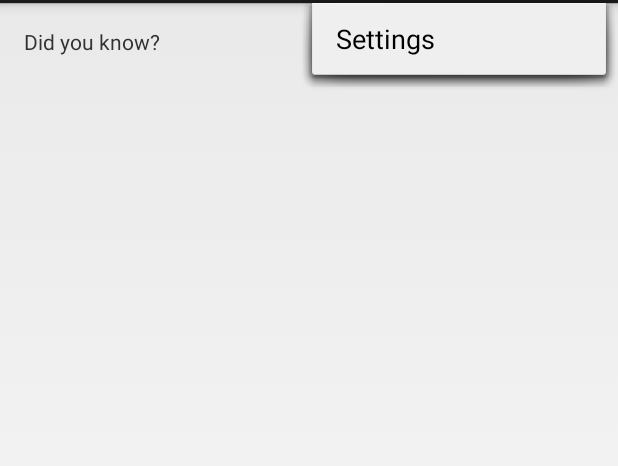
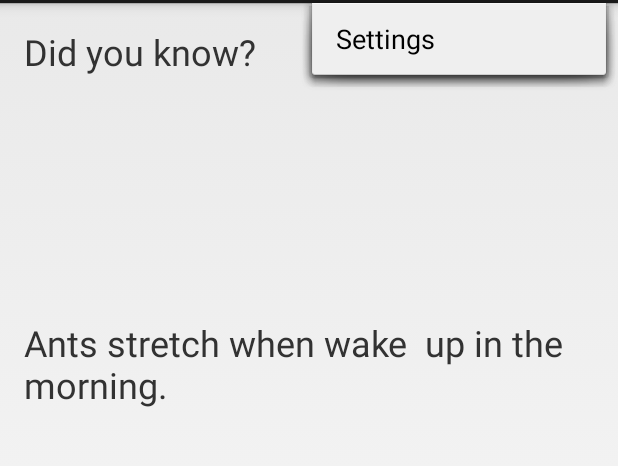
Before and after one commit to IbraDirir/FunFactsApp, an Android app: the screen it shows after launch (FunFactsActivity), with the options menu open, on a phone screen of 412 x 824 dp, the part 69-535 px from its top. Run offline under Robolectric (Android 15) with nearby library versions, the phone set to English and light mode, and no system bars.

Commit message:
added a text view and changed text size

```diff
--- a/app/src/main/res/layout/activity_fun_facts.xml
+++ b/app/src/main/res/layout/activity_fun_facts.xml
@@ -11,6 +11,19 @@
     <TextView
         android:text="Did you know?"
         android:layout_width="wrap_content"
-        android:layout_height="wrap_content" />
+        android:layout_height="wrap_content"
+        android:id="@+id/textView2"
+        android:textSize="24sp" />
+
+    <TextView
+        android:layout_width="wrap_content"
+        android:layout_height="wrap_content"
+        android:text="Ants stretch when wake  up in the morning."
+        android:id="@+id/textView"
+        android:layout_below="@+id/textView2"
+        android:layout_alignParentLeft="true"
+        android:layout_alignParentStart="true"
+        android:layout_marginTop="161dp"
+        android:textSize="24sp" />
 
 </RelativeLayout>
```
